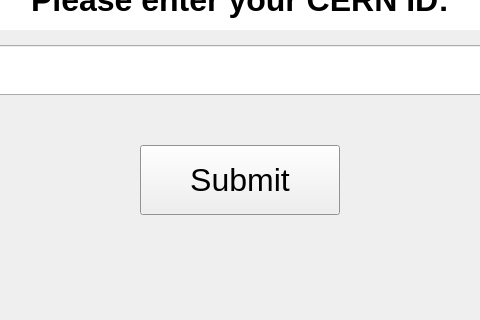
gluoNNet/MyLastDayAtCERN, file Webfest QT/windows/main_window.ui: the form before one commit; both pictures show x 160 to 640 and y 280 to 600 of the 800 by 600 pixel window.
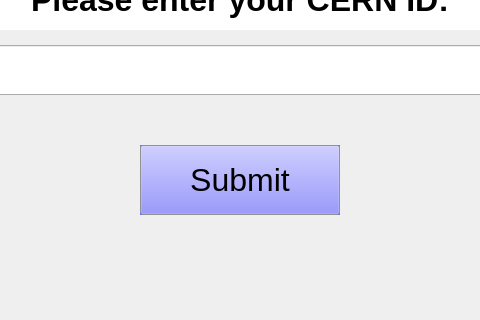
The form after the commit.

```diff
--- a/Webfest QT/windows/main_window.ui
+++ b/Webfest QT/windows/main_window.ui
@@ -26,6 +26,15 @@
     <property name="palette">
      <palette>
       <active>
+       <colorrole role="Button">
+        <brush brushstyle="SolidPattern">
+         <color alpha="255">
+          <red>102</red>
+          <green>102</green>
+          <blue>255</blue>
+         </color>
+        </brush>
+       </colorrole>
        <colorrole role="Base">
         <brush brushstyle="SolidPattern">
          <color alpha="255">
@@ -46,6 +55,15 @@
        </colorrole>
       </active>
       <inactive>
+       <colorrole role="Button">
+        <brush brushstyle="SolidPattern">
+         <color alpha="255">
+          <red>102</red>
+          <green>102</green>
+          <blue>255</blue>
+         </color>
+        </brush>
+       </colorrole>
        <colorrole role="Base">
         <brush brushstyle="SolidPattern">
          <color alpha="255">
@@ -66,6 +84,15 @@
        </colorrole>
       </inactive>
       <disabled>
+       <colorrole role="Button">
+        <brush brushstyle="SolidPattern">
+         <color alpha="255">
+          <red>102</red>
+          <green>102</green>
+          <blue>255</blue>
+         </color>
+        </brush>
+       </colorrole>
        <colorrole role="Base">
         <brush brushstyle="SolidPattern">
          <color alpha="255">
```
